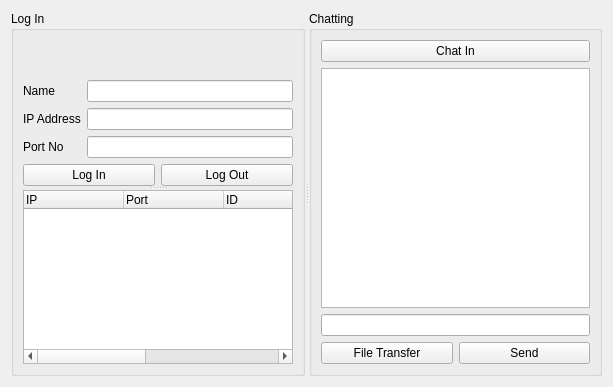
Before: the Qt Designer form ChatClient.ui in juyeon6454/Customer-management_Qt, drawn with Qt 5.
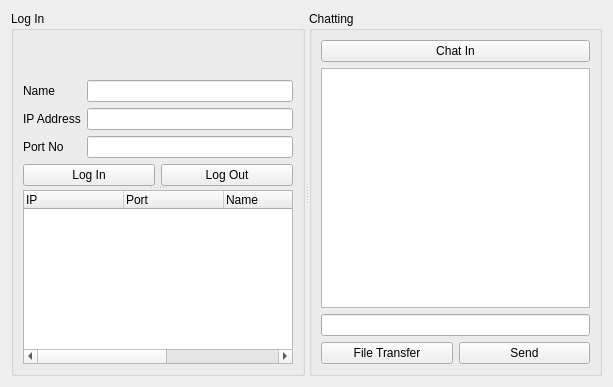
After: the same form once the commit is applied.

```diff
--- a/ChatClient.ui
+++ b/ChatClient.ui
@@ -61,7 +61,7 @@
          <property name="orientation">
           <enum>Qt::Vertical</enum>
          </property>
-         <widget class="QWidget" name="">
+         <widget class="QWidget" name="layoutWidget">
           <layout class="QGridLayout" name="gridLayout">
            <item row="0" column="0">
             <layout class="QFormLayout" name="logformLayout">
@@ -128,11 +128,6 @@
             <string>Port</string>
            </property>
           </column>
-          <column>
-           <property name="text">
-            <string>ID</string>
-           </property>
-          </column>
           <column>
            <property name="text">
             <string>Name</string>
```
